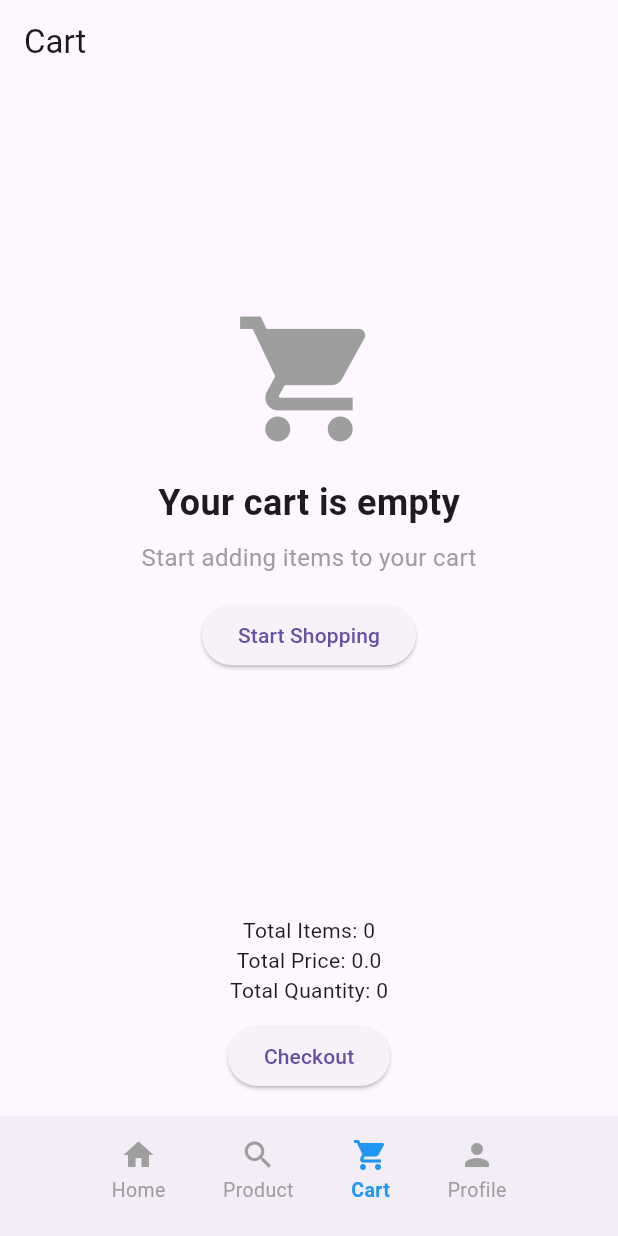
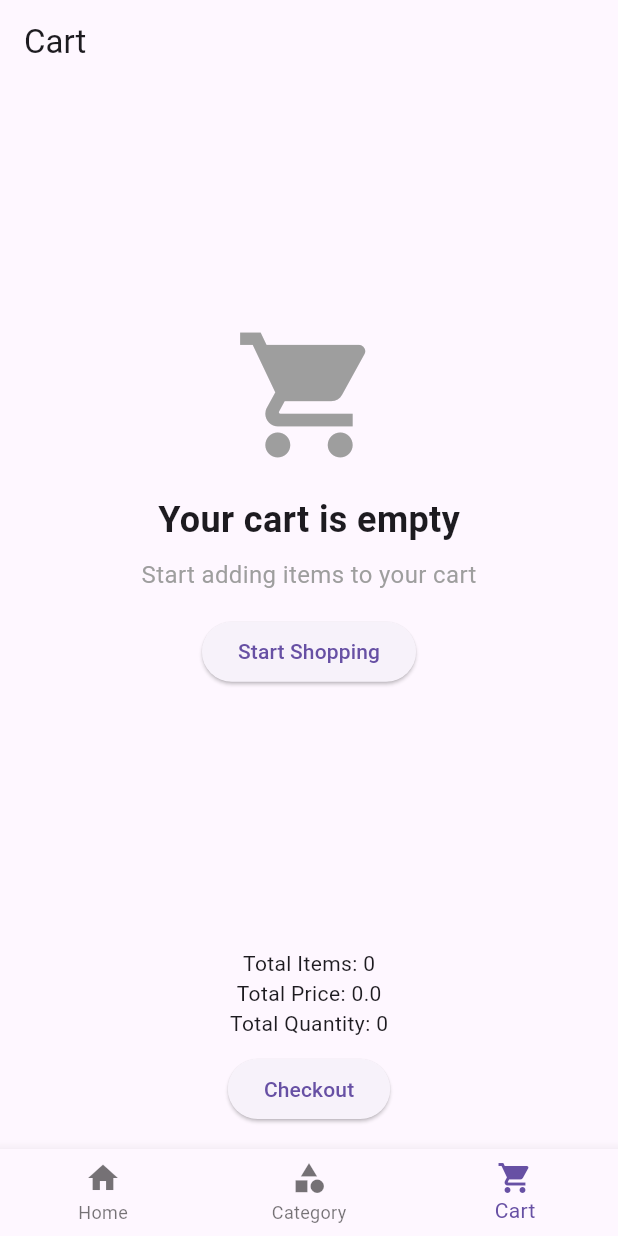
Before and after one commit to T1st-isme/techshop_app, a Flutter app: the screen it shows after launch, item 3 of the bottom bar chosen, on a phone screen of 412 x 824 dp. Run offline on Flutter 3.47's test engine with Material 3 defaults, Android fonts, the light colour scheme and no system bars; drawn by our look-alikes of zoom_tap_animation; our stand-ins replace dio, get, pretty_dio_logger, shared_preferences; network calls fail.

Commit message:
Config dashboard to display screens ✅ Product cart slide in home page✅ Clickable brand in home page to product page and fetch by brand ✅ Clickable category in category tab to product page and fetch by category ✅ Dropdown list to query by category in product page ✅ Refactor product page ✅ Filter in product page ❌ Buy button in product cart slide in home page❌ Carousel slider in home page ❌ Search ❌ Check out ❌ Remove product from cart ❌ Inc + Dec quantity in cart ❌

```diff
--- a/analysis_options.yaml
+++ b/analysis_options.yaml
@@ -1 +1,6 @@
+analyzer:
+  errors:
+    constant_identifier_names: ignore
+  error ignores:
+    constant_identifier_names: ignore
 include: package:flutter_lints/flutter.yaml
--- a/lib/Routes/app_pages.dart
+++ b/lib/Routes/app_pages.dart
@@ -1,3 +1,5 @@
+// ignore_for_file: constant_identifier_names
+
 import 'package:get/get.dart';
 
 import 'package:techshop_app/module/Auth/Binding/auth_binding.dart';
--- a/lib/Routes/app_routes.dart
+++ b/lib/Routes/app_routes.dart
@@ -1,3 +1,5 @@
+// ignore_for_file: constant_identifier_names
+
 part of 'app_pages.dart';
 
 abstract class Routes {
@@ -9,7 +11,7 @@ abstract class Routes {
   static const PRODUCT = _Paths.PRODUCT;
   static const PRODUCTDETAIL = _Paths.PRODUCTDETAIL;
   static const CART = _Paths.CART;
-  // static const WAITTING = _Paths.WAITTING;
+  // static const WAITING = _Paths.WAITING;
   // static const SEARCH = _Paths.SEARCH;
   // static const SAVED = _Paths.SAVED;
 }
@@ -23,7 +25,7 @@ abstract class _Paths {
   static const PRODUCT = '/product';
   static const PRODUCTDETAIL = '/product/detail';
   static const CART = '/cart';
-  // static const WAITTING = '/waiting';
+  // static const WAITING = '/waiting';
   // static const SEARCH = '/search';
   // static const SAVED = '/saved';
 }
--- a/lib/module/Brand/Controller/brand_controller.dart
+++ b/lib/module/Brand/Controller/brand_controller.dart
@@ -17,6 +17,7 @@ class BrandController extends GetxController {
 
   void getTopBrands() async {
     status.value = RxStatus.loading();
+    update();
     try {
       final response = await _brandService.getTopBrands();
       print('API Response: ${response.data}');
--- a/lib/module/Cart/Controller/cart_controller.dart
+++ b/lib/module/Cart/Controller/cart_controller.dart
@@ -1,6 +1,5 @@
 import 'package:get/get.dart';
 import 'package:techshop_app/models/cart.dart';
-import 'package:techshop_app/models/product.dart';
 
 import '../../../services/Cart/cart_service.dart';
 
--- a/lib/module/Dashboard/Binding/dashboard_binding.dart
+++ b/lib/module/Dashboard/Binding/dashboard_binding.dart
@@ -1,4 +1,3 @@
-import 'package:flutter/material.dart';
 import 'package:get/get.dart';
 import 'package:techshop_app/module/Auth/Controller/auth_controller.dart';
 import 'package:techshop_app/module/Brand/Controller/brand_controller.dart';
--- a/lib/module/Dashboard/View/dashboard_view.dart
+++ b/lib/module/Dashboard/View/dashboard_view.dart
@@ -1,117 +1,79 @@
-import 'package:flutter/cupertino.dart';
 import 'package:flutter/material.dart';
-import 'package:flutter/widgets.dart';
 import 'package:get/get.dart';
 import 'package:techshop_app/module/Cart/Views/cart_view.dart';
+import 'package:techshop_app/module/Category/Controller/category_controller.dart';
 import 'package:techshop_app/module/Category/Views/category_view.dart';
-import 'package:techshop_app/module/Home/View/home_view.dart';
-import 'package:techshop_app/module/Product/Views/productList_view.dart';
-import 'package:techshop_app/module/Dashboard/Controller/dashboard_controller.dart';
-import 'package:zoom_tap_animation/zoom_tap_animation.dart';
+import 'package:techshop_app/module/Home/View/home_view.dart'; // Adjust the import if needed
 
-class DashboardPage extends StatelessWidget {
-  DashboardPage({super.key});
-  final DashboardController dashboardController =
-      Get.find<DashboardController>();
+class DashboardPage extends StatefulWidget {
+  const DashboardPage({super.key});
+
+  @override
+  _DashboardPageState createState() => _DashboardPageState();
+}
+
+class _DashboardPageState extends State<DashboardPage> {
+  final CategoryController _categoryController = Get.put(CategoryController());
+  int _currentIndex = 0;
+
+  final List<Widget> _children = [
+    HomePage(),
+    const CategoryView(),
+    CartPage(),
+  ];
+
+  void onTabTapped(int index) {
+    setState(() {
+      _currentIndex = index;
+    });
+
+    if (index == 1) {
+      // Category tab index
+      _categoryController
+          .getCategories(); // Refresh categories when tab is selected
+    }
+  }
+
+  @override
+  void initState() {
+    super.initState();
+    _categoryController.getCategories(); // Fetch categories when tab loads
+  }
 
   @override
   Widget build(BuildContext context) {
     return Scaffold(
-      body: PageView(
-        onPageChanged: dashboardController.animatedToTab,
-        controller: dashboardController.pageController,
-        physics: const BouncingScrollPhysics(),
-        children: [
-          HomePage(),
-          CategoryList(),
-          CartPage(),
-          HomePage(),
+      body: _children[_currentIndex],
+      bottomNavigationBar: BottomNavigationBar(
+        onTap: onTabTapped,
+        currentIndex: _currentIndex,
+        items: const [
+          BottomNavigationBarItem(
+            icon: Icon(Icons.home),
+            label: 'Home',
+          ),
+          BottomNavigationBarItem(
+            icon: Icon(Icons.category),
+            label: 'Category',
+          ),
+          BottomNavigationBarItem(
+            icon: Icon(Icons.shopping_cart),
+            label: 'Cart',
+          ),
         ],
-      ),
-      bottomNavigationBar: BottomAppBar(
-        notchMargin: 10,
-        elevation: 0,
-        child: Container(
-          padding: const EdgeInsets.symmetric(horizontal: 20),
-          child: Obx(
-            () => Row(
-              mainAxisAlignment: MainAxisAlignment.spaceEvenly,
-              children: [
-                _bottomAppBarItem(
-                  context,
-                  icon: Icons.home,
-                  label: 'Home',
-                  page: 0,
-                ),
-                _bottomAppBarItem(
-                  context,
-                  icon: Icons.search,
-                  label: 'Product',
-                  page: 1,
-                ),
-                _bottomAppBarItem(
-                  context,
-                  icon: Icons.shopping_cart,
-                  label: 'Cart',
-                  page: 2,
-                ),
-                _bottomAppBarItem(
-                  context,
-                  icon: Icons.person,
-                  label: 'Profile',
-                  page: 3,
-                ),
-              ],
-            ),
-          ),
-        ),
-      ),
-    );
-  }
-
-  Widget _bottomAppBarItem(BuildContext context,
-      {required icon, required label, required page}) {
-    return ZoomTapAnimation(
-      onTap: () => dashboardController.goToPage(page),
-      child: Container(
-        color: Colors.transparent,
-        child: Column(
-          mainAxisAlignment: MainAxisAlignment.center,
-          children: [
-            Expanded(
-              child: Icon(
-                icon,
-                color: dashboardController.currentPage.value == page
-                    ? Colors.blue
-                    : Colors.grey,
-              ),
-            ),
-            Expanded(
-              child: Text(
-                label,
-                style: TextStyle(
-                    color: dashboardController.currentPage.value == page
-                        ? Colors.blue
-                        : Colors.grey,
-                    fontSize: 13,
-                    fontWeight: dashboardController.currentPage.value == page
-                        ? FontWeight.w600
-                        : null),
-              ),
-            ),
-          ],
-        ),
       ),
     );
   }
 }
 
+class CategoryView extends StatelessWidget {
+  const CategoryView({super.key});
 
-// Obx(() {
-//         final AuthController authController = Get.find<AuthController>();
-//         if (authController.user.user != null &&
-//             authController.isLoggedIn() == true) {
-//           return HomePage();
-//         } else {
-//           return LoginPage();
-//         }
+  @override
+  Widget build(BuildContext context) {
+    return Scaffold(
+      appBar: AppBar(title: const Text('Categories')),
+      body: CategoryList(), // Use the CategoryList widget here
+    );
+  }
+}
--- a/lib/module/Home/Binding/home_binding.dart
+++ b/lib/module/Home/Binding/home_binding.dart
@@ -1,7 +1,6 @@
 import 'package:get/get.dart';
 import 'package:techshop_app/module/Auth/Controller/auth_controller.dart';
 import 'package:techshop_app/module/Brand/Controller/brand_controller.dart';
-import 'package:techshop_app/module/Category/Controller/category_controller.dart';
 import 'package:techshop_app/module/Product/Controller/product_controller.dart';
 
 class HomeBinding extends Bindings {
@@ -9,7 +8,6 @@ class HomeBinding extends Bindings {
   void dependencies() {
     Get.lazyPut<AuthController>(() => AuthController());
     Get.lazyPut<BrandController>(() => BrandController());
-    Get.lazyPut<CategoryController>(() => CategoryController());
     Get.lazyPut<ProductController>(() => ProductController());
   }
 }
--- a/lib/module/Product/Binding/product_binding.dart
+++ b/lib/module/Product/Binding/product_binding.dart
@@ -2,6 +2,7 @@ import 'package:flutter/widgets.dart';
 import 'package:get/get.dart';
 import 'package:techshop_app/module/Brand/Controller/brand_controller.dart';
 import 'package:techshop_app/module/Cart/Controller/cart_controller.dart';
+import 'package:techshop_app/module/Category/Controller/category_controller.dart';
 
 import 'package:techshop_app/module/Product/Controller/product_controller.dart';
 import 'package:techshop_app/services/Product/product_service.dart';
@@ -10,6 +11,7 @@ class ProductBinding extends Bindings {
   @override
   void dependencies() {
     Get.lazyPut<BrandController>(() => BrandController());
+    Get.lazyPut<CategoryController>(() => CategoryController());
     Get.lazyPut<ScrollController>(() => ScrollController());
     Get.lazyPut<ProductService>(() => ProductService());
     Get.lazyPut<ProductController>(() => ProductController());
--- a/lib/services/Auth/auth_service.dart
+++ b/lib/services/Auth/auth_service.dart
@@ -15,7 +15,7 @@ class AuthService {
     if (response.statusCode == 200) {
       final prefs = await SharedPreferences.getInstance();
       await prefs.setString('user', jsonEncode(response.data));
-      print(response.data['token'] ?? '');
+      // print(response.data['token'] ?? '');
       await prefs.setString('token', response.data['token'] ?? '');
       return User.fromJson(response.data);
     } else {
```
Also changed, not shown: lib/module/Category/Controller/category_controller.dart (+21 -18 lines), lib/module/Category/Views/category_view.dart (+3 -4 lines), lib/module/Home/View/home_view.dart (+103 -62 lines), lib/module/Product/Controller/product_controller.dart (+50 -5 lines), lib/module/Product/Views/productList_view.dart (+78 -44 lines).
